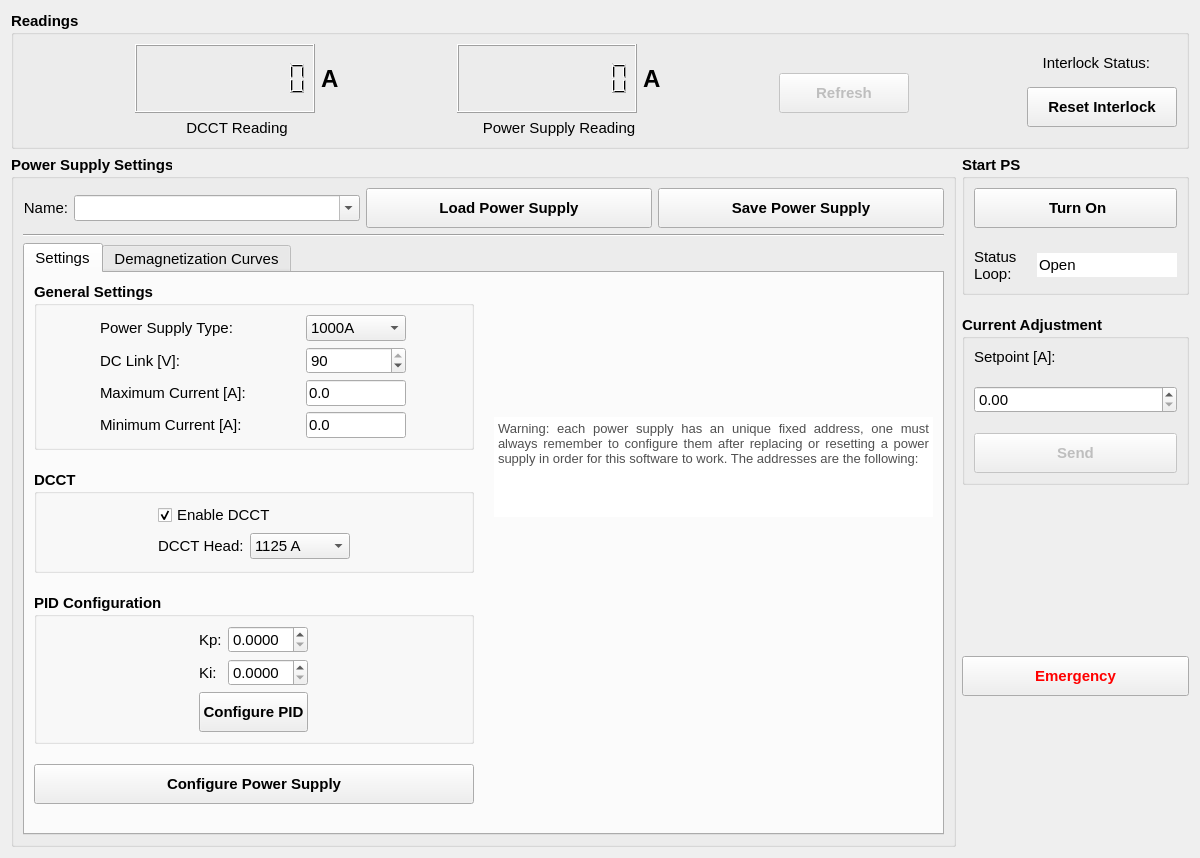
Qt form hallbench/gui/ui/supplywidget.ui (lnls-ima/hall-bench-control) before a commit.
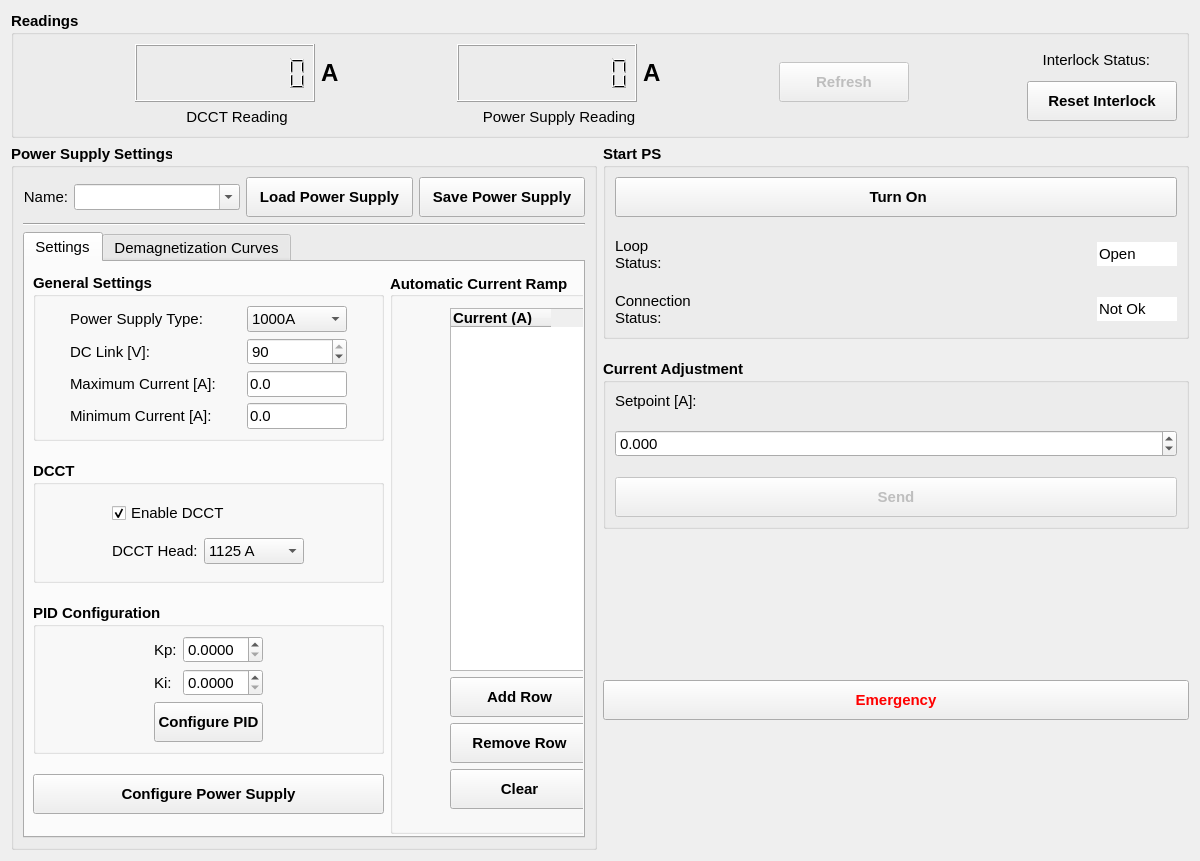
The same form after that commit. Icons and pictures are not drawn.

Commit message: Power Supply updates and bug fixes. Including automatic current ramp.

Patch:
```diff
--- a/hallbench/gui/ui/supplywidget.ui
+++ b/hallbench/gui/ui/supplywidget.ui
@@ -7,7 +7,7 @@
     <x>0</x>
     <y>0</y>
     <width>1200</width>
-    <height>850</height>
+    <height>861</height>
    </rect>
   </property>
   <property name="windowTitle">
@@ -27,7 +27,47 @@
       <string>Readings</string>
      </property>
      <layout class="QGridLayout" name="gridLayout_4">
-      <item row="0" column="7" rowspan="4" colspan="2">
+      <item row="0" column="1" rowspan="4">
+       <layout class="QHBoxLayout" name="horizontalLayout_2">
+        <item>
+         <widget class="QLCDNumber" name="lcd_current_dcct">
+          <property name="sizePolicy">
+           <sizepolicy hsizetype="Expanding" vsizetype="Minimum">
+            <horstretch>0</horstretch>
+            <verstretch>0</verstretch>
+           </sizepolicy>
+          </property>
+          <property name="minimumSize">
+           <size>
+            <width>180</width>
+            <height>0</height>
+           </size>
+          </property>
+          <property name="font">
+           <font>
+            <pointsize>11</pointsize>
+           </font>
+          </property>
+          <property name="digitCount">
+           <number>10</number>
+          </property>
+         </widget>
+        </item>
+        <item>
+         <widget class="QLabel" name="label_161">
+          <property name="font">
+           <font>
+            <pointsize>18</pointsize>
+           </font>
+          </property>
+          <property name="text">
+           <string>A</string>
+          </property>
+         </widget>
+        </item>
+       </layout>
+      </item>
+      <item row="0" column="7" rowspan="5" colspan="2">
        <layout class="QVBoxLayout" name="verticalLayout_5">
         <item>
          <layout class="QHBoxLayout" name="horizontalLayout_4">
@@ -50,6 +90,9 @@
           </item>
           <item>
            <widget class="QPushButton" name="pb_interlock">
+            <property name="enabled">
+             <bool>false</bool>
+            </property>
             <property name="maximumSize">
              <size>
               <width>21</width>
@@ -77,7 +120,7 @@
              </size>
             </property>
             <property name="checkable">
-             <bool>true</bool>
+             <bool>false</bool>
             </property>
             <property name="flat">
              <bool>true</bool>
@@ -108,47 +151,7 @@
         </item>
        </layout>
       </item>
-      <item row="0" column="1" rowspan="3">
-       <layout class="QHBoxLayout" name="horizontalLayout_2">
-        <item>
-         <widget class="QLCDNumber" name="lcd_current_dcct">
-          <property name="sizePolicy">
-           <sizepolicy hsizetype="Expanding" vsizetype="Minimum">
-            <horstretch>0</horstretch>
-            <verstretch>0</verstretch>
-           </sizepolicy>
-          </property>
-          <property name="minimumSize">
-           <size>
-            <width>180</width>
-            <height>0</height>
-           </size>
-          </property>
-          <property name="font">
-           <font>
-            <pointsize>11</pointsize>
-           </font>
-          </property>
-          <property name="digitCount">
-           <number>10</number>
-          </property>
-         </widget>
-        </item>
-        <item>
-         <widget class="QLabel" name="label_161">
-          <property name="font">
-           <font>
-            <pointsize>18</pointsize>
-           </font>
-          </property>
-          <property name="text">
-           <string>A</string>
-          </property>
-         </widget>
-        </item>
-       </layout>
-      </item>
-      <item row="0" column="3" rowspan="3">
+      <item row="0" column="3" rowspan="4">
        <layout class="QHBoxLayout" name="horizontalLayout_3">
         <item>
          <widget class="QLCDNumber" name="lcd_ps_reading">
@@ -191,7 +194,7 @@
         </item>
        </layout>
       </item>
-      <item row="2" column="6">
+      <item row="3" column="6">
        <spacer name="horizontalSpacer_3">
         <property name="orientation">
          <enum>Qt::Horizontal</enum>
@@ -204,14 +207,7 @@
         </property>
        </spacer>
       </item>
-      <item row="1" column="8">
-       <widget class="QLabel" name="label_interlock">
-        <property name="text">
-         <string/>
-        </property>
-       </widget>
-      </item>
-      <item row="2" column="2">
+      <item row="3" column="2">
        <spacer name="horizontalSpacer">
         <property name="orientation">
          <enum>Qt::Horizontal</enum>
@@ -224,7 +220,7 @@
         </property>
        </spacer>
       </item>
-      <item row="2" column="4">
+      <item row="3" column="4">
        <spacer name="horizontalSpacer_2">
         <property name="orientation">
          <enum>Qt::Horizontal</enum>
@@ -237,7 +233,7 @@
         </property>
        </spacer>
       </item>
-      <item row="3" column="3">
+      <item row="4" column="3">
        <widget class="QLabel" name="label_170">
         <property name="font">
          <font>
@@ -253,7 +249,7 @@
         </property>
        </widget>
       </item>
-      <item row="3" column="1">
+      <item row="4" column="1">
        <widget class="QLabel" name="label_164">
         <property name="font">
          <font>
@@ -269,7 +265,7 @@
         </property>
        </widget>
       </item>
-      <item row="2" column="5">
+      <item row="3" column="5">
        <widget class="QPushButton" name="pb_refresh">
         <property name="enabled">
          <bool>false</bool>
@@ -295,7 +291,7 @@
         </property>
        </widget>
       </item>
-      <item row="2" column="0">
+      <item row="3" column="0">
        <spacer name="horizontalSpacer_4">
         <property name="orientation">
          <enum>Qt::Horizontal</enum>
@@ -465,112 +461,16 @@
          <attribute name="title">
           <string>Settings</string>
          </attribute>
+         <widget class="QWidget" name="">
+          <property name="geometry">
+           <rect>
+            <x>8</x>
+            <y>11</y>
+            <width>921</width>
+            <height>561</height>
+           </rect>
+          </property>
          <layout class="QGridLayout" name="gridLayout_7">
-          <property name="spacing">
-           <number>20</number>
-          </property>
-          <item row="0" column="1">
-           <layout class="QVBoxLayout" name="verticalLayout_3">
-            <item>
-             <spacer name="verticalSpacer_3">
-              <property name="orientation">
-               <enum>Qt::Vertical</enum>
-              </property>
-              <property name="sizeHint" stdset="0">
-               <size>
-                <width>20</width>
-                <height>40</height>
-               </size>
-              </property>
-             </spacer>
-            </item>
-            <item>
-             <widget class="QTextBrowser" name="textBrowser">
-              <property name="enabled">
-               <bool>true</bool>
-              </property>
-              <property name="sizePolicy">
-               <sizepolicy hsizetype="Expanding" vsizetype="Maximum">
-                <horstretch>0</horstretch>
-                <verstretch>0</verstretch>
-               </sizepolicy>
-              </property>
-              <property name="maximumSize">
-               <size>
-                <width>16777215</width>
-                <height>100</height>
-               </size>
-              </property>
-              <property name="font">
-               <font>
-                <weight>50</weight>
-                <bold>false</bold>
-                <underline>false</underline>
-                <strikeout>false</strikeout>
-               </font>
-              </property>
-              <property name="frameShape">
-               <enum>QFrame::NoFrame</enum>
-              </property>
-              <property name="frameShadow">
-               <enum>QFrame::Raised</enum>
-              </property>
-              <property name="html">
-               <string>&lt;!DOCTYPE HTML PUBLIC &quot;-//W3C//DTD HTML 4.0//EN&quot; &quot;http://www.w3.org/TR/REC-html40/strict.dtd&quot;&gt;
-&lt;html&gt;&lt;head&gt;&lt;meta name=&quot;qrichtext&quot; content=&quot;1&quot; /&gt;&lt;style type=&quot;text/css&quot;&gt;
-p, li { white-space: pre-wrap; }
-&lt;/style&gt;&lt;/head&gt;&lt;body style=&quot; font-family:'MS Shell Dlg 2'; font-size:11pt; font-weight:400; font-style:normal;&quot;&gt;
-&lt;p align=&quot;justify&quot; style=&quot; margin-top:0px; margin-bottom:0px; margin-left:0px; margin-right:0px; -qt-block-indent:0; text-indent:0px;&quot;&gt;&lt;span style=&quot; font-size:10pt; color:#505050;&quot;&gt;Warning: each power supply has an unique fixed address, one must always remember to configure them after replacing or resetting a power supply in order for this software to work. The addresses are the following:&lt;/span&gt;&lt;/p&gt;&lt;/body&gt;&lt;/html&gt;</string>
-              </property>
-             </widget>
-            </item>
-            <item>
-             <spacer name="verticalSpacer_2">
-              <property name="orientation">
-               <enum>Qt::Vertical</enum>
-              </property>
-              <property name="sizeHint" stdset="0">
-               <size>
-                <width>20</width>
-                <height>40</height>
-               </size>
-              </property>
-             </spacer>
-            </item>
-            <item>
-             <widget class="QLabel" name="label_19">
-              <property name="font">
-               <font>
-                <weight>50</weight>
-                <bold>false</bold>
-               </font>
-              </property>
-              <property name="text">
-               <string/>
-              </property>
-              <property name="pixmap">
-               <pixmap>../../resources/img/PS_table.png</pixmap>
-              </property>
-              <property name="alignment">
-               <set>Qt::AlignCenter</set>
-              </property>
-             </widget>
-            </item>
-            <item>
-             <spacer name="verticalSpacer_5">
-              <property name="orientation">
-               <enum>Qt::Vertical</enum>
-              </property>
-              <property name="sizeHint" stdset="0">
-               <size>
-                <width>20</width>
-                <height>40</height>
-               </size>
-              </property>
-             </spacer>
-            </item>
-           </layout>
-          </item>
           <item row="0" column="0">
            <layout class="QVBoxLayout" name="verticalLayout_2">
             <property name="spacing">
@@ -1054,9 +954,271 @@
             </item>
            </layout>
           </item>
-         </layout>
-        </widget>
-        <widget class="QWidget" name="tab_9">
+           <item row="0" column="1">
+            <widget class="QGroupBox" name="groupBox">
+             <property name="sizePolicy">
+              <sizepolicy hsizetype="Minimum" vsizetype="Preferred">
+               <horstretch>0</horstretch>
+               <verstretch>0</verstretch>
+              </sizepolicy>
+             </property>
+             <property name="font">
+              <font>
+               <weight>75</weight>
+               <bold>true</bold>
+              </font>
+             </property>
+             <property name="title">
+              <string>Automatic Current Ramp</string>
+             </property>
+             <property name="alignment">
+              <set>Qt::AlignLeading|Qt::AlignLeft|Qt::AlignVCenter</set>
+             </property>
+             <widget class="QWidget" name="">
+              <property name="geometry">
+               <rect>
+                <x>60</x>
+                <y>35</y>
+                <width>139</width>
+                <height>501</height>
+               </rect>
+              </property>
+              <layout class="QVBoxLayout" name="verticalLayout_6">
+               <item>
+                <widget class="QTableWidget" name="tw_currents">
+                 <property name="sizePolicy">
+                  <sizepolicy hsizetype="Minimum" vsizetype="Expanding">
+                   <horstretch>0</horstretch>
+                   <verstretch>0</verstretch>
+                  </sizepolicy>
+                 </property>
+                 <property name="minimumSize">
+                  <size>
+                   <width>120</width>
+                   <height>0</height>
+                  </size>
+                 </property>
+                 <property name="maximumSize">
+                  <size>
+                   <width>1300</width>
+                   <height>16777215</height>
+                  </size>
+                 </property>
+                 <property name="font">
+                  <font>
+                   <weight>50</weight>
+                   <bold>false</bold>
+                  </font>
+                 </property>
+                 <property name="layoutDirection">
+                  <enum>Qt::LeftToRight</enum>
+                 </property>
+                 <property name="sizeAdjustPolicy">
+                  <enum>QAbstractScrollArea::AdjustIgnored</enum>
+                 </property>
+                 <property name="rowCount">
+                  <number>0</number>
+                 </property>
+                 <attribute name="verticalHeaderDefaultSectionSize">
+                  <number>30</number>
+                 </attribute>
+                 <attribute name="verticalHeaderMinimumSectionSize">
+                  <number>22</number>
+                 </attribute>
+                 <column>
+                  <property name="text">
+                   <string>Current (A)</string>
+                  </property>
+                  <property name="font">
+                   <font>
+                    <weight>75</weight>
+                    <italic>false</italic>
+                    <bold>true</bold>
+                   </font>
+                  </property>
+                  <property name="textAlignment">
+                   <set>AlignLeading|AlignVCenter</set>
+                  </property>
+                 </column>
+                </widget>
+               </item>
+               <item>
+                <widget class="QPushButton" name="pb_add_row">
+                 <property name="minimumSize">
+                  <size>
+                   <width>0</width>
+                   <height>40</height>
+                  </size>
+                 </property>
+                 <property name="font">
+                  <font>
+                   <pointsize>11</pointsize>
+                  </font>
+                 </property>
+                 <property name="text">
+                  <string>Add Row</string>
+                 </property>
+                 <property name="icon">
+                  <iconset>
+                   <normaloff>../../resources/img/add.png</normaloff>../../resources/img/add.png</iconset>
+                 </property>
+                 <property name="iconSize">
+                  <size>
+                   <width>14</width>
+                   <height>14</height>
+                  </size>
+                 </property>
+                </widget>
+               </item>
+               <item>
+                <widget class="QPushButton" name="pb_remove_row">
+                 <property name="minimumSize">
+                  <size>
+                   <width>0</width>
+                   <height>40</height>
+                  </size>
+                 </property>
+                 <property name="text">
+                  <string>Remove Row</string>
+                 </property>
+                 <property name="icon">
+                  <iconset>
+                   <normaloff>../../resources/img/minus.png</normaloff>../../resources/img/minus.png</iconset>
+                 </property>
+                </widget>
+               </item>
+               <item>
+                <widget class="QPushButton" name="pb_clear_table">
+                 <property name="minimumSize">
+                  <size>
+                   <width>0</width>
+                   <height>40</height>
+                  </size>
+                 </property>
+                 <property name="font">
+                  <font>
+                   <pointsize>11</pointsize>
+                  </font>
+                 </property>
+                 <property name="text">
+                  <string>Clear</string>
+                 </property>
+                 <property name="icon">
+                  <iconset>
+                   <normaloff>../../resources/img/clear.png</normaloff>../../resources/img/clear.png</iconset>
+                 </property>
+                </widget>
+               </item>
+              </layout>
+             </widget>
+            </widget>
+           </item>
+           <item row="0" column="2">
+            <layout class="QVBoxLayout" name="verticalLayout_3">
+             <item>
+              <spacer name="verticalSpacer_3">
+               <property name="orientation">
+                <enum>Qt::Vertical</enum>
+               </property>
+               <property name="sizeHint" stdset="0">
+                <size>
+                 <width>20</width>
+                 <height>40</height>
+                </size>
+               </property>
+              </spacer>
+             </item>
+             <item>
+              <widget class="QTextBrowser" name="textBrowser">
+               <property name="enabled">
+                <bool>true</bool>
+               </property>
+               <property name="sizePolicy">
+                <sizepolicy hsizetype="Expanding" vsizetype="Maximum">
+                 <horstretch>0</horstretch>
+                 <verstretch>0</verstretch>
+                </sizepolicy>
+               </property>
+               <property name="maximumSize">
+                <size>
+                 <width>16777215</width>
+                 <height>100</height>
+                </size>
+               </property>
+               <property name="font">
+                <font>
+                 <weight>50</weight>
+                 <bold>false</bold>
+                 <underline>false</underline>
+                 <strikeout>false</strikeout>
+                </font>
+               </property>
+               <property name="frameShape">
+                <enum>QFrame::NoFrame</enum>
+               </property>
+               <property name="frameShadow">
+                <enum>QFrame::Raised</enum>
+               </property>
+               <property name="html">
+                <string>&lt;!DOCTYPE HTML PUBLIC &quot;-//W3C//DTD HTML 4.0//EN&quot; &quot;http://www.w3.org/TR/REC-html40/strict.dtd&quot;&gt;
+&lt;html&gt;&lt;head&gt;&lt;meta name=&quot;qrichtext&quot; content=&quot;1&quot; /&gt;&lt;style type=&quot;text/css&quot;&gt;
+p, li { white-space: pre-wrap; }
+&lt;/style&gt;&lt;/head&gt;&lt;body style=&quot; font-family:'Sans Serif'; font-size:11pt; font-weight:400; font-style:normal;&quot;&gt;
+&lt;p align=&quot;justify&quot; style=&quot; margin-top:0px; margin-bottom:0px; margin-left:0px; margin-right:0px; -qt-block-indent:0; text-indent:0px;&quot;&gt;&lt;span style=&quot; font-family:'MS Shell Dlg 2'; font-size:10pt; color:#505050;&quot;&gt;Warning: each power supply has an unique fixed address, one must always remember to configure them after replacing or resetting a power supply in order for this software to work. The addresses are the following:&lt;/span&gt;&lt;/p&gt;&lt;/body&gt;&lt;/html&gt;</string>
+               </property>
+              </widget>
+             </item>
+             <item>
+              <spacer name="verticalSpacer_2">
+               <property name="orientation">
+                <enum>Qt::Vertical</enum>
+               </property>
+               <property name="sizeHint" stdset="0">
+                <size>
+                 <width>20</width>
+                 <height>40</height>
+                </size>
+               </property>
+              </spacer>
+             </item>
+             <item>
+              <widget class="QLabel" name="label_19">
+               <property name="font">
+                <font>
+                 <weight>50</weight>
+                 <bold>false</bold>
+                </font>
+               </property>
+               <property name="text">
+                <string/>
+               </property>
+               <property name="pixmap">
+                <pixmap>../../resources/img/PS_table.png</pixmap>
+               </property>
+               <property name="alignment">
+                <set>Qt::AlignCenter</set>
+               </property>
+              </widget>
+             </item>
+             <item>
+              <spacer name="verticalSpacer_5">
+               <property name="orientation">
+                <enum>Qt::Vertical</enum>
+               </property>
+               <property name="sizeHint" stdset="0">
+                <size>
+                 <width>20</width>
+                 <height>40</height>
+                </size>
+               </property>
+              </spacer>
+             </item>
+            </layout>
+           </item>
+          </layout>
+         </widget>
+        </widget>
+        <widget class="QWidget" name="tab2">
          <attribute name="title">
           <string>Demagnetization Curves</string>
          </attribute>
@@ -1943,11 +2105,23 @@
            <bool>true</bool>
           </property>
           <property name="sizePolicy">
-           <sizepolicy hsizetype="Minimum" vsizetype="Fixed">
+           <sizepolicy hsizetype="Maximum" vsizetype="Fixed">
             <horstretch>0</horstretch>
             <verstretch>0</verstretch>
            </sizepolicy>
           </property>
+          <property name="minimumSize">
+           <size>
+            <width>0</width>
+            <height>0</height>
+           </size>
+          </property>
+          <property name="maximumSize">
+           <size>
+            <width>80</width>
+            <height>16777215</height>
+           </size>
+          </property>
           <property name="font">
            <font>
             <pointsize>11</pointsize>
@@ -1966,6 +2140,27 @@
           </property>
          </widget>
         </item>
+        <item row="1" column="0">
+         <widget class="QLabel" name="label_32">
+          <property name="sizePolicy">
+           <sizepolicy hsizetype="Minimum" vsizetype="Preferred">
+            <horstretch>0</horstretch>
+            <verstretch>0</verstretch>
+           </sizepolicy>
+          </property>
+          <property name="font">
+           <font>
+            <pointsize>11</pointsize>
+            <weight>50</weight>
+            <bold>false</bold>
+           </font>
+          </property>
+          <property name="text">
+           <string>Loop
+Status:</string>
+          </property>
+         </widget>
+        </item>
         <item row="0" column="0" colspan="2">
          <widget class="QPushButton" name="pb_ps_button">
           <property name="enabled">
@@ -2003,14 +2198,28 @@
           </property>
          </widget>
         </item>
-        <item row="1" column="0">
-         <widget class="QLabel" name="label_32">
-          <property name="sizePolicy">
-           <sizepolicy hsizetype="Minimum" vsizetype="Preferred">
-            <horstretch>0</horstretch>
-            <verstretch>0</verstretch>
-           </sizepolicy>
+        <item row="2" column="0">
+         <widget class="QLabel" name="label">
+          <property name="font">
+           <font>
+            <weight>50</weight>
+            <bold>false</bold>
+           </font>
           </property>
+          <property name="text">
+           <string>Connection
+Status:</string>
+          </property>
+         </widget>
+        </item>
+        <item row="2" column="1">
+         <widget class="QLineEdit" name="le_status_con">
+          <property name="maximumSize">
+           <size>
+            <width>80</width>
+            <height>16777215</height>
+           </size>
+          </property>
           <property name="font">
            <font>
             <pointsize>11</pointsize>
@@ -2019,8 +2228,13 @@
            </font>
           </property>
           <property name="text">
-           <string>Status 
-Loop:</string>
+           <string>Not Ok</string>
+          </property>
+          <property name="frame">
+           <bool>false</bool>
+          </property>
+          <property name="readOnly">
+           <bool>true</bool>
           </property>
          </widget>
         </item>
@@ -2081,6 +2295,12 @@
               <bold>false</bold>
              </font>
             </property>
+            <property name="decimals">
+             <number>3</number>
+            </property>
+            <property name="minimum">
+             <double>-1100.000000000000000</double>
+            </property>
             <property name="maximum">
              <double>1100.000000000000000</double>
             </property>
```
Left out of the diff: 24 changed lines with no effect on the pictures. Lines whose indentation alone changed are shown as unchanged. The commit also changes 6 other files.
